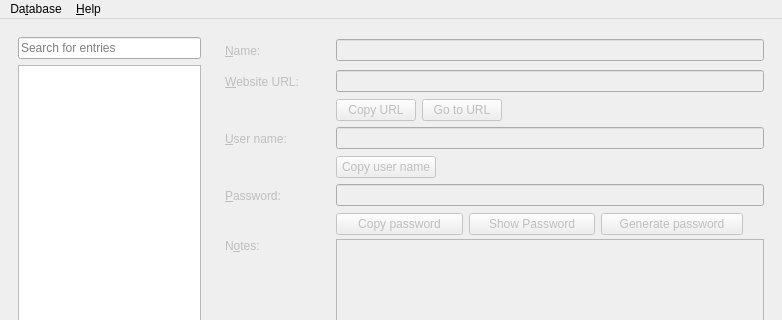
Old version of the form MainWindow.ui in the repository veaceslav/qpass-qt5; both pictures show x 0 to 782 and y 0 to 320 of the 782 by 587 pixel window.
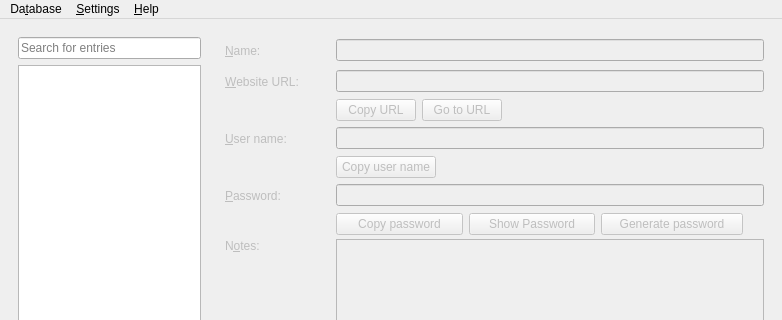
New version of the form.

The edit to the form file:
```diff
--- a/MainWindow.ui
+++ b/MainWindow.ui
@@ -497,7 +497,14 @@
     <addaction name="separator"/>
     <addaction name="actionQuit"/>
    </widget>
+   <widget class="QMenu" name="menuSettings">
+    <property name="title">
+     <string>&amp;Settings</string>
+    </property>
+    <addaction name="actionPreferences"/>
+   </widget>
    <addaction name="menuFile"/>
+   <addaction name="menuSettings"/>
    <addaction name="menuHelp"/>
   </widget>
   <action name="actionAbout">
```
Left out of the diff: 5 changed lines with no effect on the pictures.
